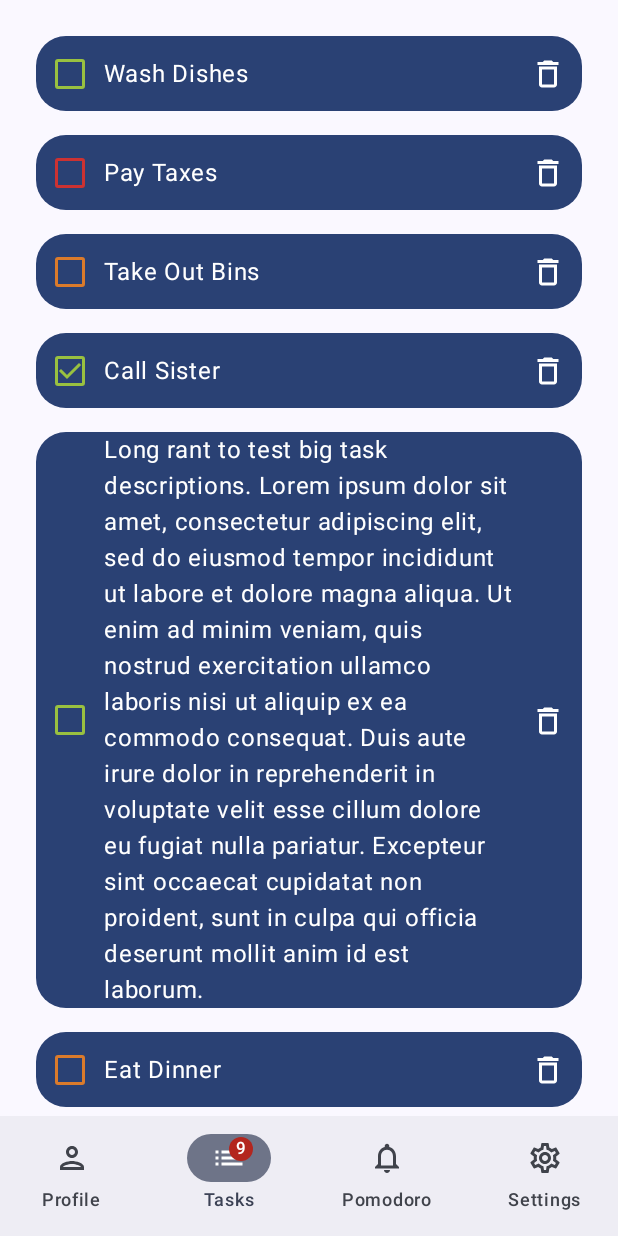
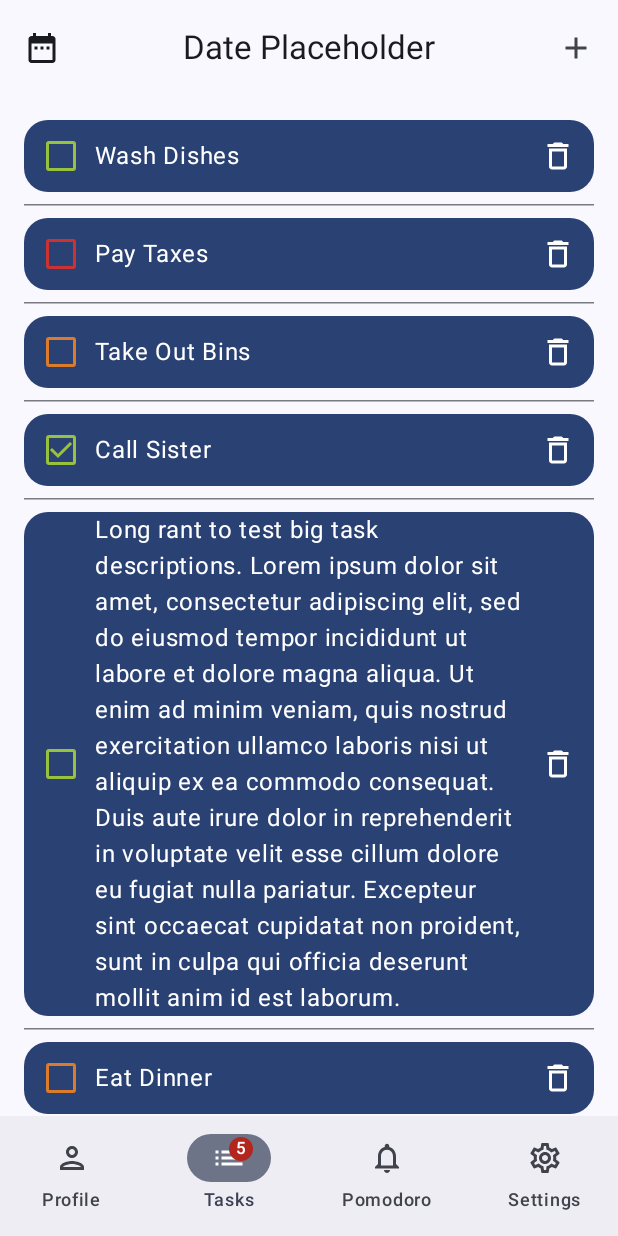
Before and after one commit to P2715990/PomoPlanner, an Android app built with Jetpack Compose: the screen it shows after launch (MainActivity), on a phone screen of 412 x 824 dp. Run offline under Robolectric (Android 15) with nearby library versions, the phone set to English and light mode, and no system bars.

Commit message:
Implemented TasksTab top bar with placeholder text and buttons

```diff
--- a/app/src/main/java/com/example/pomoplanner/ui/MainActivity.kt
+++ b/app/src/main/java/com/example/pomoplanner/ui/MainActivity.kt
@@ -1,11 +1,11 @@
 package com.example.pomoplanner.ui
 
-import android.annotation.SuppressLint
 import android.os.Bundle
 import androidx.activity.ComponentActivity
 import androidx.activity.compose.setContent
 import androidx.activity.enableEdgeToEdge
 import androidx.compose.foundation.layout.fillMaxSize
+import androidx.compose.foundation.layout.padding
 import androidx.compose.material.icons.Icons
 import androidx.compose.material.icons.automirrored.filled.List
 import androidx.compose.material.icons.automirrored.outlined.List
@@ -27,9 +27,11 @@ import androidx.compose.material3.Text
 import androidx.compose.runtime.Composable
 import androidx.compose.runtime.getValue
 import androidx.compose.runtime.mutableIntStateOf
+import androidx.compose.runtime.mutableStateOf
 import androidx.compose.runtime.saveable.rememberSaveable
 import androidx.compose.runtime.setValue
 import androidx.compose.ui.Modifier
+import androidx.compose.ui.draw.alpha
 import androidx.compose.ui.graphics.vector.ImageVector
 import androidx.navigation.NavController
 import androidx.navigation.compose.NavHost
@@ -37,13 +39,15 @@ import androidx.navigation.compose.composable
 import androidx.navigation.compose.rememberNavController
 import com.example.pomoplanner.ui.theme.PomoPlannerTheme
 
-// data class for items on the navigation bar
-data class TabBarItem(
+// class for items on the navigation bar
+class TabBarItem(
     val title: String,
     val selectedIcon: ImageVector,
     val unselectedIcon: ImageVector,
-    var badgeAmount: Int? = null
-)
+    initialBadgeAmount: Int? = null,
+) {
+    var badgeAmount by mutableStateOf(initialBadgeAmount)
+}
 
 // setup of individual navigation tabs
 val profileTab = TabBarItem(
@@ -54,8 +58,7 @@ val profileTab = TabBarItem(
 val tasksTab = TabBarItem(
     title = "Tasks",
     selectedIcon = Icons.AutoMirrored.Filled.List,
-    unselectedIcon = Icons.AutoMirrored.Outlined.List,
-    badgeAmount = 9
+    unselectedIcon = Icons.AutoMirrored.Outlined.List
 )
 val pomodoroTab = TabBarItem(
     title = "Pomodoro",
@@ -86,7 +89,6 @@ class MainActivity : ComponentActivity() {
 
 // app navigation controller
 @Composable
-@SuppressLint("UnusedMaterial3ScaffoldPaddingParameter")
 private fun PomoPlannerApp() {
     // creating navController
     val navController = rememberNavController()
@@ -96,8 +98,8 @@ private fun PomoPlannerApp() {
     ) {
         Scaffold(
             bottomBar = { TabView(tabBarItems, navController) }
-        ) {
-            NavHost(navController = navController, startDestination = tasksTab.title) {
+        ) { innerPadding ->
+            NavHost(modifier = Modifier.padding(innerPadding), navController = navController, startDestination = tasksTab.title) {
                 composable(profileTab.title) {
                     ProfileTab()
                 }
@@ -152,7 +154,7 @@ private fun TabBarIconView(
     selectedIcon: ImageVector,
     unselectedIcon: ImageVector,
     title: String,
-    badgeAmount: Int? = null
+    badgeAmount: Int? = null,
 ) {
     BadgedBox(badge = { TabBarBadgeView(badgeAmount) }) {
         Icon(
@@ -173,5 +175,7 @@ private fun TabBarBadgeView(count: Int? = null) {
         Badge {
             Text(count.toString())
         }
+    } else {
+        Badge(modifier = Modifier.alpha(0f))
     }
 }
--- a/app/src/main/java/com/example/pomoplanner/ui/TasksTab.kt
+++ b/app/src/main/java/com/example/pomoplanner/ui/TasksTab.kt
@@ -1,30 +1,35 @@
 package com.example.pomoplanner.ui
 
-import androidx.compose.foundation.border
+
 import androidx.compose.foundation.layout.Arrangement
 import androidx.compose.foundation.layout.PaddingValues
 import androidx.compose.foundation.layout.Row
 import androidx.compose.foundation.layout.fillMaxWidth
 import androidx.compose.foundation.layout.padding
-import androidx.compose.foundation.layout.size
 import androidx.compose.foundation.lazy.LazyColumn
 import androidx.compose.foundation.lazy.rememberLazyListState
-import androidx.compose.foundation.shape.CircleShape
 import androidx.compose.foundation.shape.RoundedCornerShape
 import androidx.compose.material.icons.Icons
+import androidx.compose.material.icons.filled.Add
+import androidx.compose.material.icons.filled.DateRange
 import androidx.compose.material.icons.outlined.Delete
+import androidx.compose.material3.CenterAlignedTopAppBar
 import androidx.compose.material3.Checkbox
 import androidx.compose.material3.CheckboxColors
 import androidx.compose.material3.CheckboxDefaults
+import androidx.compose.material3.ExperimentalMaterial3Api
+import androidx.compose.material3.HorizontalDivider
 import androidx.compose.material3.Icon
 import androidx.compose.material3.IconButton
 import androidx.compose.material3.MaterialTheme
+import androidx.compose.material3.Scaffold
 import androidx.compose.material3.Text
 import androidx.compose.material3.Surface
 import androidx.compose.runtime.Composable
 import androidx.compose.ui.Alignment
 import androidx.compose.ui.Modifier
 import androidx.compose.ui.graphics.Color
+import androidx.compose.ui.text.style.TextOverflow
 import androidx.compose.ui.unit.dp
 import androidx.lifecycle.viewmodel.compose.viewModel
 import com.example.pomoplanner.model.Task
@@ -34,15 +39,61 @@ import com.example.pomoplanner.ui.theme.TaskRed
 
 @Composable
 fun TasksTab(
-    tasksTabViewModel: TasksTabViewModel = viewModel()
+    tasksTabViewModel: TasksTabViewModel = viewModel(),
 ) {
-    TaskListView(
-        tasks = tasksTabViewModel.tasks,
-        onCheckedChange = { task, isCompleted ->
-            tasksTabViewModel.changeTaskIsCompleted(task, isCompleted)
+    tasksTabViewModel.updateBadge()
+
+    Scaffold(
+        topBar = {
+            TaskTopBar(
+                onDateButtonClicked = { tasksTabViewModel.popupCalendar() },
+                onAddTaskButtonClicked = { tasksTabViewModel.popupAddTask() }
+            )
+        }
+    ) { innerPadding ->
+        TaskListView(
+            tasks = tasksTabViewModel.tasks,
+            onCheckedChange = { task, isCompleted ->
+                tasksTabViewModel.changeTaskIsCompleted(task, isCompleted)
+            },
+            onDeleteButtonClicked = { task ->
+                tasksTabViewModel.removeTask(task)
+            },
+            padding = innerPadding
+        )
+    }
+}
+
+
+@OptIn(ExperimentalMaterial3Api::class)
+@Composable
+fun TaskTopBar(
+    onDateButtonClicked: () -> Unit,
+    onAddTaskButtonClicked: () -> Unit,
+) {
+    CenterAlignedTopAppBar(
+        title = {
+            Text(
+                "Date Placeholder",
+                maxLines = 1,
+                overflow = TextOverflow.Ellipsis
+            )
         },
-        onDeleteClicked = { task ->
-            tasksTabViewModel.removeTask(task)
+        navigationIcon = {
+            IconButton(onClick = { onDateButtonClicked() }) {
+                Icon(
+                    imageVector = Icons.Filled.DateRange,
+                    contentDescription = "Date"
+                )
+            }
+        },
+        actions = {
+            IconButton(onClick = { onAddTaskButtonClicked() }) {
+                Icon(
+                    imageVector = Icons.Filled.Add,
+                    contentDescription = "Add Task"
+                )
+            }
         }
     )
 }
@@ -51,11 +102,14 @@ fun TasksTab(
 fun TaskListView(
     tasks: List<Task>,
     onCheckedChange: (Task, Boolean) -> Unit,
-    onDeleteClicked: (Task) -> Unit,
+    onDeleteButtonClicked: (Task) -> Unit,
+    padding: PaddingValues,
 ) {
     LazyColumn(
+        modifier = Modifier.padding(padding),
         state = rememberLazyListState(),
-        contentPadding = PaddingValues(16.dp)
+        contentPadding = PaddingValues(16.dp),
+        verticalArrangement = Arrangement.spacedBy(8.dp)
     ) {
         tasks.forEachIndexed { index, task ->
             item {
@@ -68,9 +122,8 @@ fun TaskListView(
 
                 Surface(
                     modifier = Modifier
-                        .fillMaxWidth()
-                        .padding(8.dp),
-                    shape = RoundedCornerShape(20.dp),
+                        .fillMaxWidth(),
+                    shape = RoundedCornerShape(16.dp),
                     color = MaterialTheme.colorScheme.primary
                 ) {
                     Row(
@@ -102,17 +155,16 @@ fun TaskListView(
                             text = task.taskDetails
                         )
 
-                        IconButton(
-                            modifier = Modifier
-                                .then(Modifier.size(50.dp))
-                                .border(1.dp, Color.Unspecified, shape = CircleShape)
-                                .weight(1.0f),
-                            onClick = { onDeleteClicked(task) }
+                        IconButton(onClick = { onDeleteButtonClicked(task) }
                         ) {
                             Icon(Icons.Outlined.Delete, "Delete")
                         }
                     }
                 }
+
+                if (index < tasks.lastIndex) {
+                    HorizontalDivider(modifier = Modifier.padding(top = 8.dp))
+                }
             }
         }
     }
--- a/app/src/main/java/com/example/pomoplanner/ui/TasksTabViewModel.kt
+++ b/app/src/main/java/com/example/pomoplanner/ui/TasksTabViewModel.kt
@@ -4,7 +4,7 @@ import androidx.compose.runtime.mutableStateListOf
 import androidx.lifecycle.ViewModel
 import com.example.pomoplanner.model.Task
 
-class TasksTabViewModel: ViewModel() {
+class TasksTabViewModel : ViewModel() {
     val task1 = Task(
         1,
         1,
@@ -58,13 +58,33 @@ class TasksTabViewModel: ViewModel() {
     val tasks: List<Task>
         get() = _tasks
 
-    fun changeTaskIsCompleted (task: Task, isCompleted: Boolean) {
+    fun changeTaskIsCompleted(task: Task, isCompleted: Boolean) {
         _tasks.find { it.taskId == task.taskId }?.let { task ->
             task.taskIsCompleted = isCompleted
         }
+        updateBadge()
     }
 
-    fun removeTask (task: Task) {
+    fun removeTask(task: Task) {
         _tasks.remove(task)
+        updateBadge()
     }
+
+    fun updateBadge() {
+        val remainingTasks: List<Task> = _tasks.filter { it.taskIsCompleted == false }
+        if (remainingTasks.isEmpty()) {
+            tasksTab.badgeAmount = null
+        } else {
+            tasksTab.badgeAmount = remainingTasks.size
+        }
+    }
+
+    fun popupAddTask() {
+
+    }
+
+    fun popupCalendar() {
+
+    }
+
 }
```
